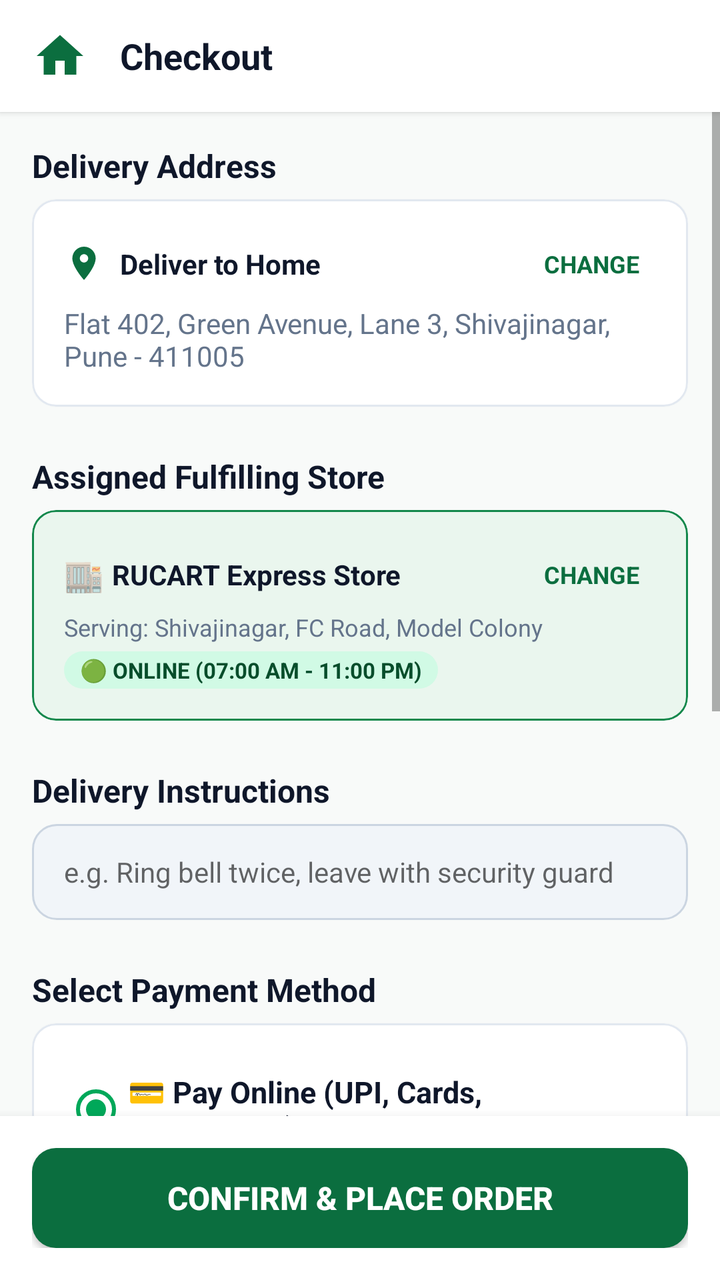
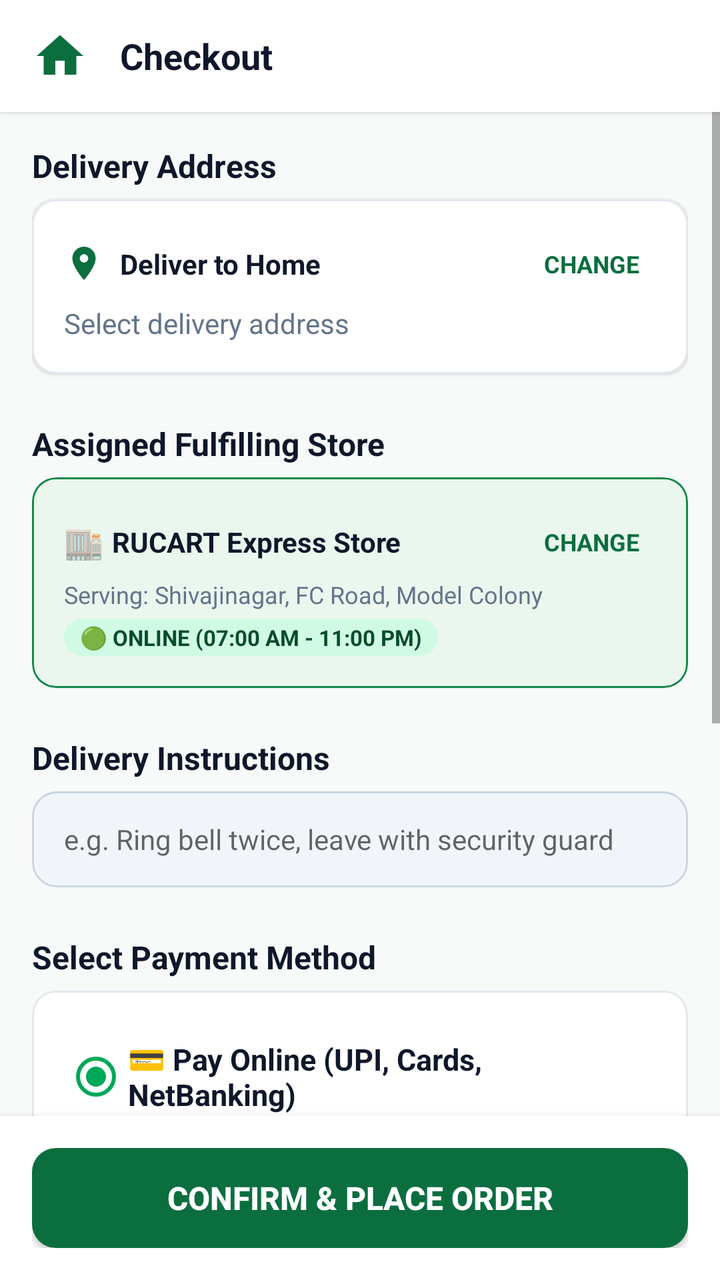

The first picture is an Android layout as it rendered before a commit; the second is the same layout after the commit. The layout source and the unified diff follow.
<!-- AndroidManifest.xml: application theme Theme.Rucart -->
<!-- res/layout/activity_checkout.xml -->
<?xml version="1.0" encoding="utf-8"?>
<LinearLayout xmlns:android="http://schemas.android.com/apk/res/android"
    xmlns:app="http://schemas.android.com/apk/res-auto"
    android:layout_width="match_parent"
    android:layout_height="match_parent"
    android:background="@color/window_background"
    android:orientation="vertical">

    
    <LinearLayout
        android:layout_width="match_parent"
        android:layout_height="56dp"
        android:background="@color/white"
        android:elevation="2dp"
        android:gravity="center_vertical"
        android:orientation="horizontal"
        android:paddingHorizontal="@dimen/spacing_medium">

        <ImageView
            android:id="@+id/btnBackCheckout"
            android:layout_width="28dp"
            android:layout_height="28dp"
            android:background="?attr/selectableItemBackgroundBorderless"
            android:src="@drawable/ic_home" />

        <TextView
            android:layout_width="0dp"
            android:layout_height="wrap_content"
            android:layout_marginStart="@dimen/spacing_medium"
            android:layout_weight="1"
            android:text="Checkout"
            android:textColor="@color/text_primary"
            android:textSize="@dimen/text_heading"
            android:textStyle="bold" />
    </LinearLayout>

    <ScrollView
        android:layout_width="match_parent"
        android:layout_height="0dp"
        android:layout_weight="1"
        android:fillViewport="true">

        <LinearLayout
            android:layout_width="match_parent"
            android:layout_height="wrap_content"
            android:orientation="vertical"
            android:padding="@dimen/spacing_medium">

            
            <TextView
                android:layout_width="wrap_content"
                android:layout_height="wrap_content"
                android:text="Delivery Address"
                android:textColor="@color/text_primary"
                android:textSize="@dimen/text_subheading"
                android:textStyle="bold" />

            <com.google.android.material.card.MaterialCardView
                android:layout_width="match_parent"
                android:layout_height="wrap_content"
                android:layout_marginTop="6dp"
                app:cardCornerRadius="@dimen/corner_radius_medium"
                app:cardElevation="1dp"
                app:strokeColor="@color/divider_color"
                app:strokeWidth="1dp">

                <LinearLayout
                    android:layout_width="match_parent"
                    android:layout_height="wrap_content"
                    android:orientation="vertical"
                    android:padding="@dimen/spacing_medium">

                    <LinearLayout
                        android:layout_width="match_parent"
                        android:layout_height="wrap_content"
                        android:gravity="center_vertical"
                        android:orientation="horizontal">

                        <ImageView
                            android:layout_width="20dp"
                            android:layout_height="20dp"
                            android:src="@drawable/ic_location" />

                        <TextView
                            android:id="@+id/tvCheckoutAddressTitle"
                            android:layout_width="0dp"
                            android:layout_height="wrap_content"
                            android:layout_marginStart="@dimen/spacing_small"
                            android:layout_weight="1"
                            android:text="Deliver to Home"
                            android:textColor="@color/text_primary"
                            android:textSize="@dimen/text_body"
                            android:textStyle="bold" />

                        <TextView
                            android:id="@+id/btnChangeAddress"
                            android:layout_width="wrap_content"
                            android:layout_height="wrap_content"
                            android:padding="@dimen/spacing_small"
                            android:text="CHANGE"
                            android:textColor="@color/primary_green"
                            android:textSize="12sp"
                            android:textStyle="bold" />
                    </LinearLayout>

                    <TextView
                        android:id="@+id/tvCheckoutFullAddress"
                        android:layout_width="match_parent"
                        android:layout_height="wrap_content"
                        android:layout_marginTop="4dp"
                        android:text="Flat 402, Green Avenue, Lane 3, Shivajinagar, Pune - 411005"
                        android:textColor="@color/text_secondary"
                        android:textSize="@dimen/text_body" />
                </LinearLayout>
            </com.google.android.material.card.MaterialCardView>

            
            <TextView
                android:layout_width="wrap_content"
                android:layout_height="wrap_content"
                android:layout_marginTop="@dimen/spacing_large"
                android:text="Assigned Fulfilling Store"
                android:textColor="@color/text_primary"
                android:textSize="@dimen/text_subheading"
                android:textStyle="bold" />

            <com.google.android.material.card.MaterialCardView
                android:layout_width="match_parent"
                android:layout_height="wrap_content"
                android:layout_marginTop="6dp"
                app:cardBackgroundColor="@color/primary_green_ultra_light"
                app:cardCornerRadius="@dimen/corner_radius_medium"
                app:cardElevation="0dp"
                app:strokeColor="@color/primary_green_light"
                app:strokeWidth="1dp">

                <LinearLayout
                    android:layout_width="match_parent"
                    android:layout_height="wrap_content"
                    android:orientation="vertical"
                    android:padding="@dimen/spacing_medium">

                    <LinearLayout
                        android:layout_width="match_parent"
                        android:layout_height="wrap_content"
                        android:gravity="center_vertical"
                        android:orientation="horizontal">

                        <TextView
                            android:layout_width="wrap_content"
                            android:layout_height="wrap_content"
                            android:text="🏬 "
                            android:textSize="16sp" />

                        <TextView
                            android:id="@+id/tvCheckoutStoreName"
                            android:layout_width="0dp"
                            android:layout_height="wrap_content"
                            android:layout_weight="1"
                            android:text="RUCART Express Store"
                            android:textColor="@color/text_primary"
                            android:textSize="14sp"
                            android:textStyle="bold" />

                        <TextView
                            android:id="@+id/btnChangeStoreCheckout"
                            android:layout_width="wrap_content"
                            android:layout_height="wrap_content"
                            android:padding="@dimen/spacing_small"
                            android:text="CHANGE"
                            android:textColor="@color/primary_green"
                            android:textSize="12sp"
                            android:textStyle="bold" />
                    </LinearLayout>

                    <TextView
                        android:id="@+id/tvCheckoutStoreArea"
                        android:layout_width="match_parent"
                        android:layout_height="wrap_content"
                        android:layout_marginTop="2dp"
                        android:text="Serving: Shivajinagar, FC Road, Model Colony"
                        android:textColor="@color/text_secondary"
                        android:textSize="12sp" />

                    <TextView
                        android:id="@+id/tvCheckoutStoreStatus"
                        android:layout_width="wrap_content"
                        android:layout_height="wrap_content"
                        android:layout_marginTop="4dp"
                        android:background="@drawable/bg_badge_green"
                        android:paddingHorizontal="8dp"
                        android:paddingVertical="2dp"
                        android:text="🟢 ONLINE (07:00 AM - 11:00 PM)"
                        android:textColor="@color/primary_green_dark"
                        android:textSize="11sp"
                        android:textStyle="bold" />
                </LinearLayout>
            </com.google.android.material.card.MaterialCardView>

            
            <TextView
                android:layout_width="wrap_content"
                android:layout_height="wrap_content"
                android:layout_marginTop="@dimen/spacing_large"
                android:text="Delivery Instructions"
                android:textColor="@color/text_primary"
                android:textSize="@dimen/text_subheading"
                android:textStyle="bold" />

            <EditText
                android:id="@+id/etInstructions"
                android:layout_width="match_parent"
                android:layout_height="48dp"
                android:layout_marginTop="6dp"
                android:background="@drawable/bg_input_field"
                android:hint="e.g. Ring bell twice, leave with security guard"
                android:inputType="text"
                android:paddingHorizontal="@dimen/spacing_medium"
                android:textColor="@color/text_primary"
                android:textSize="@dimen/text_body" />

            
            <TextView
                android:layout_width="wrap_content"
                android:layout_height="wrap_content"
                android:layout_marginTop="@dimen/spacing_large"
                android:text="Select Payment Method"
                android:textColor="@color/text_primary"
                android:textSize="@dimen/text_subheading"
                android:textStyle="bold" />

            <com.google.android.material.card.MaterialCardView
                android:layout_width="match_parent"
                android:layout_height="wrap_content"
                android:layout_marginTop="6dp"
                app:cardCornerRadius="@dimen/corner_radius_medium"
                app:cardElevation="1dp"
                app:strokeColor="@color/divider_color"
                app:strokeWidth="1dp">

                <RadioGroup
                    android:id="@+id/rgPaymentMethod"
                    android:layout_width="match_parent"
                    android:layout_height="wrap_content"
                    android:padding="@dimen/spacing_medium">

                    
                    <RadioButton
                        android:id="@+id/rbOnline"
                        android:layout_width="match_parent"
                        android:layout_height="wrap_content"
                        android:checked="true"
                        android:paddingVertical="8dp"
                        android:text="💳 Pay Online (UPI, Cards, NetBanking)"
                        android:textColor="@color/text_primary"
                        android:textSize="15sp"
                        android:textStyle="bold" />

                    <TextView
                        android:layout_width="match_parent"
                        android:layout_height="wrap_content"
                        android:layout_marginStart="32dp"
                        android:layout_marginBottom="8dp"
                        android:text="UPI (GPay / PhonePe / Paytm), Cards, NetBanking &amp; Wallets"
                        android:textColor="@color/primary_green_dark"
                        android:textSize="12sp" />

                    <View
                        android:layout_width="match_parent"
                        android:layout_height="1dp"
                        android:layout_marginVertical="4dp"
                        android:background="@color/divider_color" />

                    
                    <RadioButton
                        android:id="@+id/rbCOD"
                        android:layout_width="match_parent"
                        android:layout_height="wrap_content"
                        android:paddingVertical="8dp"
                        android:text="💵 Cash on Delivery"
                        android:textColor="@color/text_primary"
                        android:textSize="15sp"
                        android:textStyle="bold" />

                    <TextView
                        android:layout_width="match_parent"
                        android:layout_height="wrap_content"
                        android:layout_marginStart="32dp"
                        android:text="Pay cash or UPI at your doorstep upon arrival"
                        android:textColor="@color/text_secondary"
                        android:textSize="12sp" />
                </RadioGroup>
            </com.google.android.material.card.MaterialCardView>

            
            <TextView
                android:layout_width="wrap_content"
                android:layout_height="wrap_content"
                android:layout_marginTop="@dimen/spacing_large"
                android:text="Bill Breakdown"
                android:textColor="@color/text_primary"
                android:textSize="@dimen/text_subheading"
                android:textStyle="bold" />

            <com.google.android.material.card.MaterialCardView
                android:layout_width="match_parent"
                android:layout_height="wrap_content"
                android:layout_marginTop="6dp"
                app:cardCornerRadius="@dimen/corner_radius_medium"
                app:cardElevation="1dp"
                app:strokeColor="@color/divider_color"
                app:strokeWidth="1dp">

                <LinearLayout
                    android:layout_width="match_parent"
                    android:layout_height="wrap_content"
                    android:orientation="vertical"
                    android:padding="@dimen/spacing_medium">

                    <LinearLayout
                        android:layout_width="match_parent"
                        android:layout_height="wrap_content"
                        android:orientation="horizontal">

                        <TextView
                            android:layout_width="0dp"
                            android:layout_height="wrap_content"
                            android:layout_weight="1"
                            android:text="Items Total"
                            android:textColor="@color/text_secondary"
                            android:textSize="@dimen/text_body" />

                        <TextView
                            android:id="@+id/tvCheckoutItemTotal"
                            android:layout_width="wrap_content"
                            android:layout_height="wrap_content"
                            android:text="₹0"
                            android:textColor="@color/text_primary"
                            android:textSize="@dimen/text_body"
                            android:textStyle="bold" />
                    </LinearLayout>

                    <LinearLayout
                        android:layout_width="match_parent"
                        android:layout_height="wrap_content"
                        android:layout_marginTop="6dp"
                        android:orientation="horizontal">

                        <TextView
                            android:layout_width="0dp"
                            android:layout_height="wrap_content"
                            android:layout_weight="1"
                            android:text="Delivery Fee"
                            android:textColor="@color/text_secondary"
                            android:textSize="@dimen/text_body" />

                        <TextView
                            android:id="@+id/tvCheckoutDeliveryFee"
                            android:layout_width="wrap_content"
                            android:layout_height="wrap_content"
                            android:text="₹20"
                            android:textColor="@color/text_primary"
                            android:textSize="@dimen/text_body"
                            android:textStyle="bold" />
                    </LinearLayout>

                    <View
                        android:layout_width="match_parent"
                        android:layout_height="1dp"
                        android:layout_marginVertical="@dimen/spacing_small"
                        android:background="@color/divider_color" />

                    <LinearLayout
                        android:layout_width="match_parent"
                        android:layout_height="wrap_content"
                        android:orientation="horizontal">

                        <TextView
                            android:layout_width="0dp"
                            android:layout_height="wrap_content"
                            android:layout_weight="1"
                            android:text="Total Amount To Pay"
                            android:textColor="@color/text_primary"
                            android:textSize="@dimen/text_subheading"
                            android:textStyle="bold" />

                        <TextView
                            android:id="@+id/tvCheckoutGrandTotal"
                            android:layout_width="wrap_content"
                            android:layout_height="wrap_content"
                            android:text="₹20"
                            android:textColor="@color/primary_green"
                            android:textSize="20sp"
                            android:textStyle="bold" />
                    </LinearLayout>
                </LinearLayout>
            </com.google.android.material.card.MaterialCardView>

        </LinearLayout>
    </ScrollView>

    
    <LinearLayout
        android:layout_width="match_parent"
        android:layout_height="wrap_content"
        android:background="@color/white"
        android:elevation="8dp"
        android:orientation="vertical"
        android:padding="@dimen/spacing_medium">

        <androidx.appcompat.widget.AppCompatButton
            android:id="@+id/btnPlaceOrderFinal"
            android:layout_width="match_parent"
            android:layout_height="50dp"
            android:background="@drawable/bg_button_primary"
            android:text="Confirm &amp; Place Order"
            android:textColor="@color/white"
            android:textSize="@dimen/text_subheading"
            android:textStyle="bold" />

        <ProgressBar
            android:id="@+id/pbCheckout"
            android:layout_width="32dp"
            android:layout_height="32dp"
            android:layout_gravity="center"
            android:layout_marginTop="8dp"
            android:indeterminateTint="@color/primary_green"
            android:visibility="gone" />
    </LinearLayout>

</LinearLayout>
<!-- resources referenced by this layout -->
<resources>
  <color name="divider_color">#E2E8F0</color>
  <color name="primary_green">#0B6E3F</color>
  <color name="primary_green_dark">#074D2B</color>
  <color name="primary_green_light">#13884C</color>
  <color name="primary_green_ultra_light">#EAF6EE</color>
  <color name="text_primary">#0F172A</color>
  <color name="text_secondary">#64748B</color>
  <color name="white">#FFFFFF</color>
  <color name="window_background">#F8FAF9</color>
  <dimen name="corner_radius_medium">12dp</dimen>
  <dimen name="spacing_large">24dp</dimen>
  <dimen name="spacing_medium">16dp</dimen>
  <dimen name="spacing_small">8dp</dimen>
  <dimen name="text_body">14sp</dimen>
  <dimen name="text_heading">18sp</dimen>
  <dimen name="text_subheading">16sp</dimen>
  <!-- drawable bg_badge_green (drawable) -->
  <?xml version="1.0" encoding="utf-8"?>
  <shape xmlns:android="http://schemas.android.com/apk/res/android"
      android:shape="rectangle">
      <solid android:color="@color/accent_green_light" />
      <corners android:radius="@dimen/corner_radius_pill" />
  </shape>
  <!-- drawable bg_button_primary (drawable) -->
  <?xml version="1.0" encoding="utf-8"?>
  <ripple xmlns:android="http://schemas.android.com/apk/res/android"
      android:color="#33FFFFFF">
      <item>
          <shape android:shape="rectangle">
              <solid android:color="@color/primary_green" />
              <corners android:radius="@dimen/corner_radius_medium" />
          </shape>
      </item>
  </ripple>
  <!-- drawable bg_input_field (drawable) -->
  <?xml version="1.0" encoding="utf-8"?>
  <selector xmlns:android="http://schemas.android.com/apk/res/android">
      <item android:state_focused="true">
          <shape android:shape="rectangle">
              <solid android:color="@color/white" />
              <stroke
                  android:width="1.5dp"
                  android:color="@color/primary_green" />
              <corners android:radius="@dimen/corner_radius_medium" />
          </shape>
      </item>
      <item>
          <shape android:shape="rectangle">
              <solid android:color="@color/input_background" />
              <stroke
                  android:width="1dp"
                  android:color="@color/input_stroke" />
              <corners android:radius="@dimen/corner_radius_medium" />
          </shape>
      </item>
  </selector>
  <!-- drawable ic_home (drawable) -->
  <vector xmlns:android="http://schemas.android.com/apk/res/android"
      android:width="24dp"
      android:height="24dp"
      android:viewportWidth="24"
      android:viewportHeight="24">
      <path
          android:fillColor="@color/primary_green"
          android:pathData="M10,20v-6h4v6h5v-8h3L12,3 2,12h3v8z" />
  </vector>
  <!-- drawable ic_location (drawable) -->
  <vector xmlns:android="http://schemas.android.com/apk/res/android"
      android:width="24dp"
      android:height="24dp"
      android:viewportWidth="24"
      android:viewportHeight="24">
      <path
          android:fillColor="@color/primary_green"
          android:pathData="M12,2C8.13,2 5,5.13 5,9c0,5.25 7,13 7,13s7,-7.75 7,-13c0,-3.87 -3.13,-7 -7,-7zm0,9.5c-1.38,0 -2.5,-1.12 -2.5,-2.5s1.12,-2.5 2.5,-2.5 2.5,1.12 2.5,2.5 -1.12,2.5 -2.5,2.5z" />
  </vector>
  <color name="accent_green_light">#D1FAE5</color>
  <dimen name="corner_radius_pill">999dp</dimen>
  <color name="input_background">#F1F5F9</color>
  <color name="input_stroke">#CBD5E1</color>
  <color name="text_on_primary">#FFFFFF</color>
  <color name="accent_green">#00A859</color>
  <!-- unchanged entries left out for length: 1 -->
</resources>

<!-- the commit's change to res/layout/activity_checkout.xml (unified diff, before → after) -->
@@ -108,7 +108,7 @@
                         android:layout_width="match_parent"
                         android:layout_height="wrap_content"
                         android:layout_marginTop="4dp"
-                        android:text="Flat 402, Green Avenue, Lane 3, Shivajinagar, Pune - 411005"
+                        android:text="Select delivery address"
                         android:textColor="@color/text_secondary"
                         android:textSize="@dimen/text_body" />
                 </LinearLayout>
